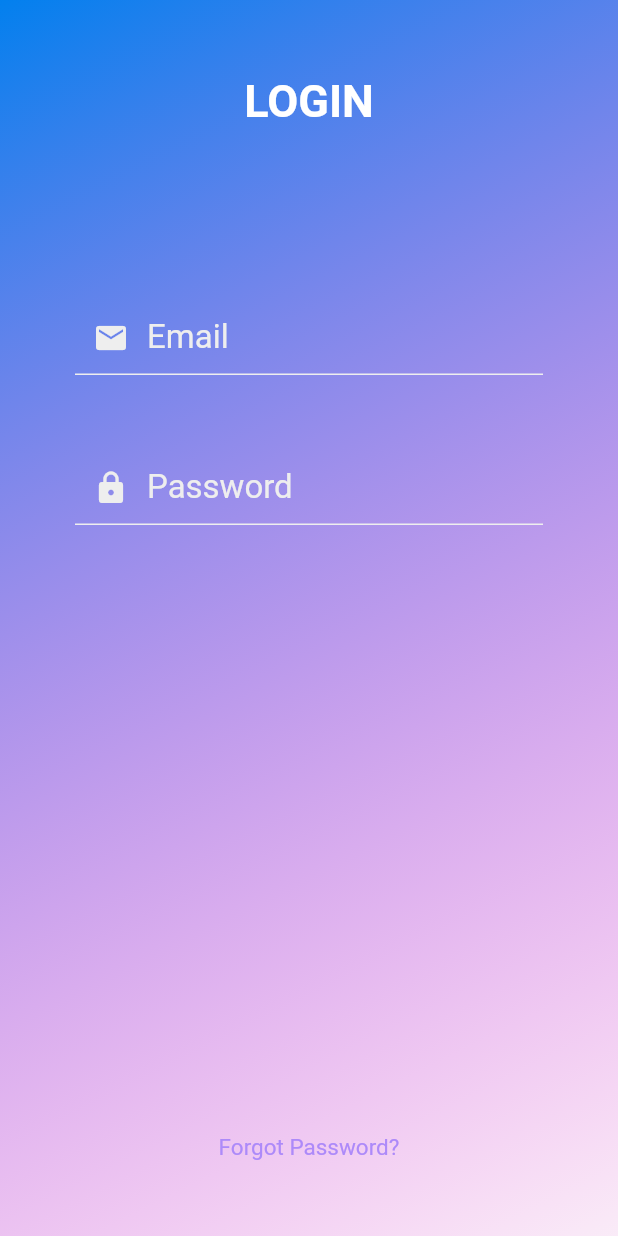
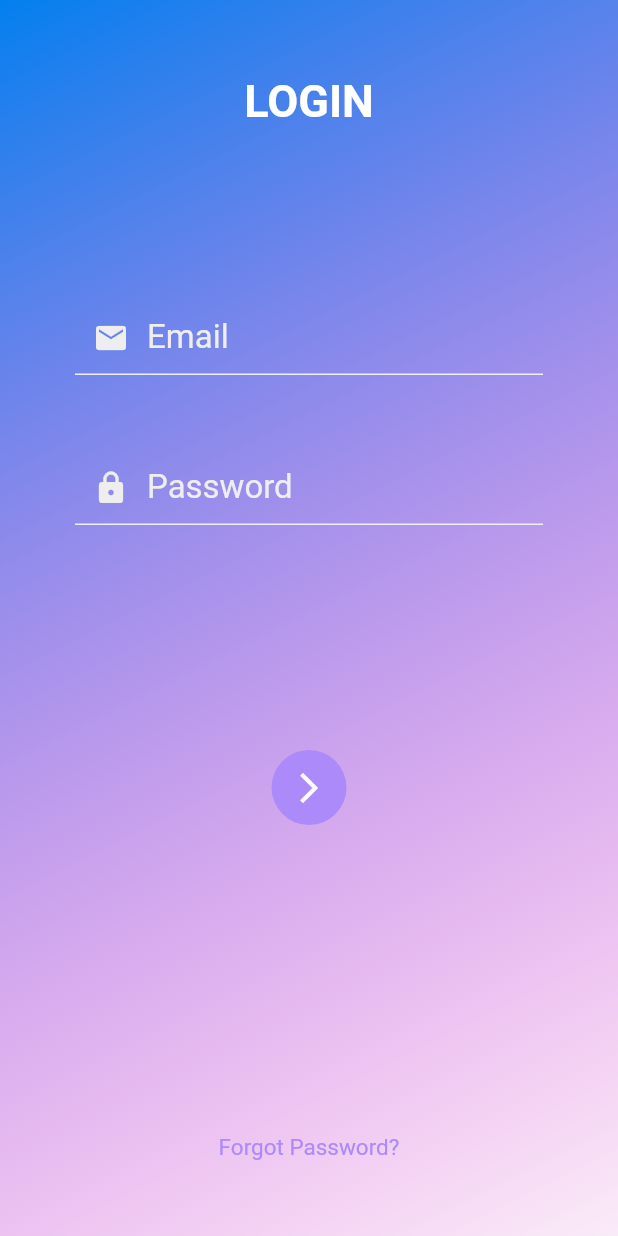
Before and after one commit to Omine100/Thirty, a Flutter app: the screen it shows after launch, after a tap on "LOGIN", on a phone screen of 412 x 824 dp. Run offline on Flutter 3.47's test engine with Material 2 defaults, Android fonts, the phone set to English and light mode, and no system bars; our stand-ins replace cloud_firestore, firebase_auth; accounts and stored records are empty.

Commit message:
update login.dart

```diff
--- a/thirty_1.0/thirty/lib/pages/login.dart
+++ b/thirty_1.0/thirty/lib/pages/login.dart
@@ -148,6 +148,22 @@ class _LoginScreenState extends State<LoginScreen> {
     );
   }
 
+  //User interface: Show progression button
+  Widget showProgressionButton() {
+    return new Container(
+      height: 50.0,
+      width: 50.0,
+      decoration: BoxDecoration(
+        borderRadius: BorderRadius.circular(360.0),
+        color: Theme.of(context).colorScheme.loginProgressionButtonColor,
+      ),
+      child: Icon(
+        Icons.arrow_forward_ios,
+        color: Theme.of(context).colorScheme.loginProgressionButtonIconColor,
+      ),
+    );
+  }
+
   //User interface: Login screen
   @override
   Widget build(BuildContext context) {
@@ -187,9 +203,7 @@ class _LoginScreenState extends State<LoginScreen> {
                       child: interfaceStandards.parentCenter(
                           context, showInput(context, "Name")),
                     )
-                  : Container(
-                      height: 0.0,
-                    ),
+                  : Container(),
               Positioned(
                   top: 200,
                   left: 50,
@@ -204,6 +218,17 @@ class _LoginScreenState extends State<LoginScreen> {
                     context, showInput(context, "Password")),
               ),
               Positioned(
+                top: 500,
+                child: interfaceStandards.parentCenter(
+                    context,
+                    GestureDetector(
+                      onTap: () {
+                        validateAndSubmit(widget.isSignIn);
+                      },
+                      child: showProgressionButton(),
+                    )),
+              ),
+              Positioned(
                 bottom: 50,
                 child: interfaceStandards.parentCenter(context,
                     widget.isSignIn ? showForgotPasswordButton() : Container()),
--- a/thirty_1.0/thirty/lib/standards/themes.dart
+++ b/thirty_1.0/thirty/lib/standards/themes.dart
@@ -16,6 +16,8 @@ extension CustomColorScheme on ColorScheme {
 
   Color get loginTitleColor => const Color(0xFFFFFFFF);
   Color get loginTextInputColor => const Color(0xFFEEEEEE);
+  Color get loginProgressionButtonColor => const Color(0xFFAD8AF9);
+  Color get loginProgressionButtonIconColor => const Color(0xFFFFFFFF);
   Color get loginErrorMessageColor => const Color(0xFFF44336);
   Color get loginForgotPasswordButtonTextColor => const Color(0xFFAD8AF9);
 
```
